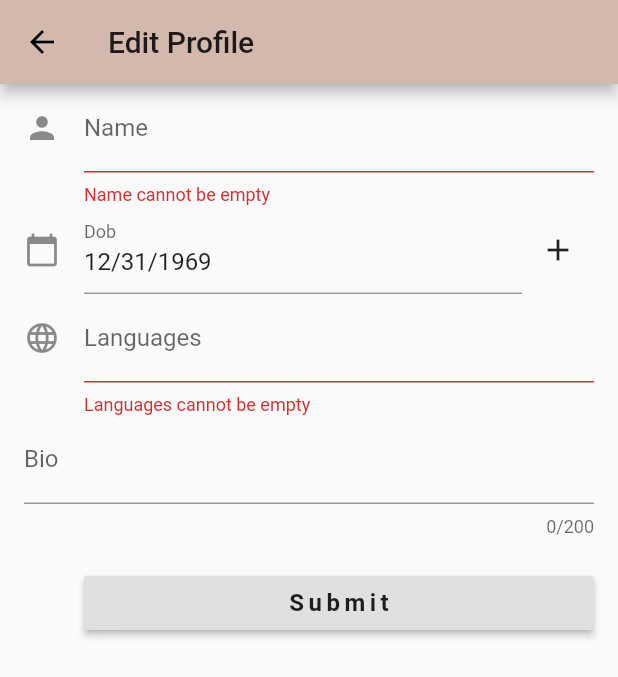
After one commit to partnercloudsupport/k_project_dodyversion, a Flutter app: the UserProfilePage screen opened by its route, after a tap on the "edit" icon, on a phone screen of 412 x 824 dp. The commit adds this screen. Shown: the top 677 px of the screen. Run offline on Flutter 3.47's test engine with Material 2 defaults, Android fonts, the phone set to English and light mode, and no system bars; our stand-ins replace bloc, cloud_firestore, equatable, firebase_auth, flutter_bloc, google_sign_in; missing offline and left inert: validate; accounts and stored records are empty; network calls fail; statements that could not run were skipped.

Commit message:
Update user is working now

```diff
--- a/lib/MyApp.dart
+++ b/lib/MyApp.dart
@@ -1,6 +1,7 @@
 import 'package:flutter/material.dart';
 import 'package:k_project_dodyversion/ui/pages/home_page.dart';
 import 'package:k_project_dodyversion/ui/pages/login_page.dart';
+import 'package:k_project_dodyversion/ui/pages/user_edit_page.dart';
 import 'package:k_project_dodyversion/ui/pages/user_page.dart';
 import 'package:k_project_dodyversion/ui/themes/theme.dart';
 
@@ -30,6 +31,7 @@ class MyApp extends StatelessWidget {
       '/home': (context) => HomePage(),
       '/loginPage': (context) => LogInPage(),
       '/profilePage':(context) => UserProfilePage(),
+      // '/editProfilePage':(context) => EditUserProfilePage(),
     };
   }
 }
--- a/lib/blocs/user_bloc/user_event.dart
+++ b/lib/blocs/user_bloc/user_event.dart
@@ -1,4 +1,5 @@
 import 'package:equatable/equatable.dart';
+import 'package:k_project_dodyversion/models/models.dart';
 import 'package:meta/meta.dart';
 
 @immutable
@@ -22,6 +23,11 @@ class LoadUserEvent extends UserEvent {
 }
 
 class UpdateUserEvent extends UserEvent {
+  UserModel _userModel;
+
+  UpdateUserEvent(this._userModel) : super([_userModel]);
+
+  UserModel get userModel => _userModel;
   @override
   String toString() {
     return ("updating user profile");
--- a/lib/blocs/user_bloc/user_state.dart
+++ b/lib/blocs/user_bloc/user_state.dart
@@ -40,3 +40,18 @@ class UserLoadedFailed extends UserState {
     return "Failed loading user";
   }
 }
+
+
+class UpdatingUser extends UserState {
+  @override
+  String toString() {
+    return ("Updating user to firestore");
+  }
+}
+
+class UpdateUserSuccess extends UserState {
+  @override
+  String toString() {
+    return "Update User Successful";
+  }
+}
--- a/lib/models/user_model.dart
+++ b/lib/models/user_model.dart
@@ -17,10 +17,6 @@ class UserModel extends Equatable {
   static const String FIREBASE_DOB = "dateOfBirth";
   static const String FIREBASE_JOINDATE = "joinDate";
 
-  static const int PROFILE_INFO = 0;
-  static const int CHATROOMS_INFO = 1;
-  static const int LISTINGS_INFO = 2;
-
   String _email;
   String _name;
   String _uid;
@@ -37,17 +33,26 @@ class UserModel extends Equatable {
 
   bool _isStranger;
 
-  UserModel(FirebaseUser user) {
-    if (user == null) return;
-    _email = user.email;
-    _uid = user.uid;
-    _name = user.displayName;
-
-    _languages = Constant.DEFAULT_STRING; // In t
+  UserModel(Map<String, dynamic> map) {
+    _joinDate = TimeUtils.getCurrentTime();
+    if (map == null) {
+      _email = Constant.DEFAULT_STRING;
+      _name = Constant.DEFAULT_STRING;
+      _uid = Constant.DEFAULT_STRING;
+      _languages = Constant.DEFAULT_STRING;
       _description = Constant.DEFAULT_STRING;
       _profilePictureURL = Constant.DEFAULT_STRING;
       _dateOfBirth = Constant.DEFAULT_INT;
-    _joinDate = TimeUtils.getCurrentTime();
+      return;
+    }
+    setFromMap(map);
+  }
+
+  void setFromFirebaseUser(FirebaseUser user) {
+    _uid = user.uid;
+    _name = user.displayName;
+    _email = user.email;
+    _profilePictureURL = user.photoUrl;
   }
 
   void setFromMap(Map<String, dynamic> map) {
@@ -72,14 +77,9 @@ class UserModel extends Equatable {
     this._dateOfBirth = map.containsKey(FIREBASE_DOB)
         ? map[FIREBASE_DOB]
         : Constant.DEFAULT_INT;
-    this._joinDate = map.containsKey(FIREBASE_JOINDATE)
-        ? map[FIREBASE_JOINDATE]
-        : Constant.DEFAULT_INT;
   }
 
-  Map<String, dynamic> getMap(int INFO_TYPE) {
-    switch (INFO_TYPE) {
-      case PROFILE_INFO:
+  Map<String, dynamic> getMap() {
     return <String, dynamic>{
       FIREBASE_EMAIL: _email,
       FIREBASE_NAME: _name,
@@ -92,11 +92,13 @@ class UserModel extends Equatable {
     };
   }
 
-    return null;
-  }
-
   set isStranger(bool value) => _isStranger = value;
   bool get isStranger => _isStranger;
+
+  set name(String name) => _name = name;
+  set dateOfBirth(int dob) => _dateOfBirth = dob;
+  set languages(String lang) => _languages = lang;
+  set description(String desc) => _description = desc;
 
   String get email => _email;
   String get name => _name;
@@ -105,4 +107,15 @@ class UserModel extends Equatable {
   String get description => _description;
   String get profilePictureURL => _profilePictureURL;
   int get dateOfBirth => _dateOfBirth;
+
+  int get age {
+    if (_dateOfBirth < 0) {
+      return -1;
     }
+    return TimeUtils.getAge(TimeUtils.convertMillisToDate(_dateOfBirth));
+  }
+
+  int get membershipDuration {
+    return TimeUtils.getAgeInDays(TimeUtils.convertMillisToDate(_joinDate));
+  }
+}
--- a/lib/resources/user_repo/user_repository.dart
+++ b/lib/resources/user_repo/user_repository.dart
@@ -13,14 +13,16 @@ class UserRepository {
     if (UserProvider.mUser?.uid == uid) {
       print("user is own user");
       // return UserProvider.mUser;
-      _userProvider.pullUserProfileFromCloud(uid);
+      return _userProvider.pullUserProfileFromCloud(uid);
+
     }
      print("user is other user");
     return _userProvider.pullUserProfileFromCloud(uid);
   }
 
-  void updateCurrentUser(um) {
+  void updateCurrentUser(UserModel um) {
     UserProvider.mUser = um;
+    _userProvider.saveToCloud(um.getMap());
   }
 
   String getCurrentUserName() {
--- /dev/null
+++ b/lib/ui/pages/user_edit_page.dart
@@ -0,0 +1,198 @@
+import 'package:flutter/material.dart';
+import 'package:flutter/services.dart';
+import 'package:flutter_bloc/flutter_bloc.dart';
+import 'package:intl/intl.dart';
+import 'package:k_project_dodyversion/blocs/bloc.dart';
+import 'package:k_project_dodyversion/models/models.dart';
+import 'package:k_project_dodyversion/resources/user_repo/user_provider.dart';
+import 'package:k_project_dodyversion/ui/themes/theme.dart';
+import 'package:k_project_dodyversion/utils/notification_utils.dart';
+import 'package:k_project_dodyversion/utils/time_utils.dart';
+
+final GlobalKey<FormState> _formKey = new GlobalKey<FormState>();
+final GlobalKey<ScaffoldState> _scaffoldKey = new GlobalKey<ScaffoldState>();
+
+class EditUserProfilePage extends StatefulWidget {
+  UserBloc userbloc;
+  EditUserProfilePage(this.userbloc, {Key key}) : super(key: key);
+
+  _EditUserProfilePageState createState() =>
+      _EditUserProfilePageState(userbloc);
+}
+
+class _EditUserProfilePageState extends State<EditUserProfilePage> {
+  final TextEditingController _controller = new TextEditingController();
+
+  UserBloc _userBloc;
+  UserModel _userModel;
+
+  _EditUserProfilePageState(this._userBloc) : assert(_userBloc != null);
+
+  @override
+  void initState() {
+    super.initState();
+    _userModel = UserProvider.mUser;
+    _controller.text = TimeUtils.convertDateToString(
+        TimeUtils.convertMillisToDate(_userModel.dateOfBirth));
+  }
+
+  Future _chooseDate(BuildContext context, String initialDateString) async {
+    var now = new DateTime.now();
+    var initialDate = TimeUtils.convertStringToDate(initialDateString) ?? now;
+    initialDate = (initialDate.year >= 1900 && initialDate.isBefore(now)
+        ? initialDate
+        : now);
+
+    var result = await showDatePicker(
+        context: context,
+        initialDate: initialDate,
+        firstDate: new DateTime(1900),
+        lastDate: new DateTime.now());
+
+    if (result == null) return;
+
+    setState(() {
+      _controller.text = TimeUtils.convertDateToString(result);
+    });
+  }
+
+  @override
+  Widget build(BuildContext context) {
+    return BlocListener(
+      bloc: _userBloc,
+      listener: (BuildContext context, UserState state) {
+        if (state is UpdateUserSuccess) {
+          NotificationUtils.showMessage("Profile updated succesfully!",
+              _scaffoldKey, NotificationTone.POSITIVE);
+          Navigator.pop(context, true);
+        } else if (state is UpdatingUser) {
+          NotificationUtils.showMessage(
+              "Profile is updating!", _scaffoldKey, NotificationTone.POSITIVE);
+        }
+      },
+      child: Scaffold(
+        key: _scaffoldKey,
+        appBar: AppBar(
+          title: Text("Edit Profile"),
+        ),
+        body: Container(
+          child: Form(
+            key: _formKey,
+            autovalidate: true,
+            child: new ListView(
+              padding: const EdgeInsets.symmetric(horizontal: 16.0),
+              children: <Widget>[
+                new TextFormField(
+                  initialValue: _userModel.name,
+                  decoration: const InputDecoration(
+                    icon: const Icon(Icons.person),
+                    hintText: 'Enter your first and last name',
+                    labelText: 'Name',
+                  ),
+                  keyboardType: TextInputType.url,
+                  inputFormatters: [new LengthLimitingTextInputFormatter(30)],
+                  textCapitalization: TextCapitalization.words,
+                  textInputAction: TextInputAction.next,
+                  validator: (val) => (val == null || val == "")
+                      ? "Name cannot be empty"
+                      : null,
+                  onSaved: (val) => _userModel.name = val,
+                ),
+                new Row(children: <Widget>[
+                  new Expanded(
+                    child: new TextFormField(
+                      decoration: new InputDecoration(
+                        icon: const Icon(Icons.calendar_today),
+                        hintText: 'Enter your date of birth',
+                        labelText: 'Dob',
+                      ),
+                      controller: _controller,
+                      keyboardType: TextInputType.datetime,
+                      validator: (dob) =>
+                          TimeUtils.isValidDob(dob) ? null : "Not a valid date",
+                      onSaved: (dob) => {
+                            _userModel.dateOfBirth = TimeUtils.convertToMillis(
+                                TimeUtils.convertStringToDate(dob))
+                          },
+                      inputFormatters: [
+                        new LengthLimitingTextInputFormatter(10)
+                      ],
+                    ),
+                  ),
+                  new IconButton(
+                    icon: new Icon(Icons.add),
+                    tooltip: 'Choose date',
+                    onPressed: (() {
+                      _chooseDate(context, _controller.text);
+                    }),
+                  )
+                ]),
+                new TextFormField(
+                  initialValue: _userModel.languages,
+                  decoration: const InputDecoration(
+                    icon: const Icon(Icons.language),
+                    hintText: 'Enter languages that you are fluent at.',
+                    labelText: 'Languages',
+                  ),
+                  inputFormatters: [new LengthLimitingTextInputFormatter(100)],
+                  keyboardType: TextInputType.text,
+                  validator: (val) => (val == null || val == "")
+                      ? "Languages cannot be empty"
+                      : null,
+                  onSaved: (lang) {
+                    _userModel.languages = lang;
+                  },
+                ),
+                new TextFormField(
+                  initialValue: _userModel.description,
+                  maxLines: null,
+                  decoration: const InputDecoration(
+                    hintText: 'Write a short introduction!',
+                    labelText: 'Bio',
+                  ),
+                  keyboardType: TextInputType.multiline,
+                  maxLength: 200,
+                  inputFormatters: [new LengthLimitingTextInputFormatter(200)],
+                  onSaved: (desc) {
+                    _userModel.description = desc;
+                  },
+                ),
+                BlocBuilder(
+                  bloc: _userBloc,
+                  builder: (BuildContext context, UserState state) {
+                    return new Container(
+                      padding: const EdgeInsets.only(left: 40.0, top: 20.0),
+                      child: new RaisedButton(
+                          child: const Text('Submit'),
+                          onPressed: () {
+                            _submitForm();
+                          }),
+                    );
+                  },
+                ),
+              ],
+            ),
+          ),
+        ),
+      ),
+    );
+  }
+
+  void _submitForm() {
+    final FormState form = _formKey.currentState;
+
+    if (!form.validate()) {
+      NotificationUtils.showMessage(
+          'Form is not valid!  Please review and correct.',
+          _scaffoldKey,
+          NotificationTone.NEGATIVE);
+    } else {
+      form.save(); //This invokes each onSaved event
+      _userBloc.dispatch(new UpdateUserEvent(_userModel));
+      print('Form save called, newContact is now up to date...');
+      print('========================================');
+      print('Submitting to back end...');
+      print('TODO - we will write the submission part next...');
+    }
+  }
+}
--- a/lib/ui/pages/user_page.dart
+++ b/lib/ui/pages/user_page.dart
@@ -3,6 +3,7 @@ import 'package:flutter_bloc/flutter_bloc.dart';
 import 'package:k_project_dodyversion/blocs/user_bloc/user_bloc.dart';
 import 'package:k_project_dodyversion/blocs/user_bloc/user_event.dart';
 import 'package:k_project_dodyversion/blocs/user_bloc/user_state.dart';
+import 'package:k_project_dodyversion/ui/pages/user_edit_page.dart';
 import 'package:k_project_dodyversion/ui/themes/theme.dart';
 import 'package:k_project_dodyversion/utils/constant_utils.dart';
 
@@ -69,6 +70,8 @@ class _UserProfilePageState extends State<UserProfilePage>
       return Text(state.userModel.name);
     } else if (state is UserLoadedFailed) {
       return Text("failed");
+    }else if (state is UpdateUserSuccess){
+
     } else {
       return Text("null");
     }
@@ -86,6 +89,7 @@ class _UserProfilePageState extends State<UserProfilePage>
         child: ListView(
           scrollDirection: Axis.vertical,
           children: <Widget>[
+            /// First Card (Personal Data)
             Padding(
               padding: padding1,
               child: Card(
@@ -99,10 +103,10 @@ class _UserProfilePageState extends State<UserProfilePage>
                       ClipRRect(
                         borderRadius: BorderRadius.circular(50.0),
                         child: FadeInImage.assetNetwork(
-                          fit: BoxFit.fitHeight,
+                          fit: BoxFit.cover,
                           width: 100,
                           height: 100,
-                          image: 'https://picsum.photos/250?image=9',
+                          image: state.userModel.profilePictureURL,
                           placeholder:
                               Constant.ASSET_USERPROFILE_PLACEHOLDER_PATH,
                         ),
@@ -113,7 +117,9 @@ class _UserProfilePageState extends State<UserProfilePage>
                           Text(state.userModel.name),
                           Text(state.userModel.email),
                           Text(state.userModel.languages),
-                          Text(state.userModel.uid),
+                          Text("Age : ${state.userModel.age}"),
+                          Text(
+                              "Member for ${state.userModel.membershipDuration}"),
                         ],
                       ),
                     ],
@@ -121,6 +127,8 @@ class _UserProfilePageState extends State<UserProfilePage>
                 ),
               ),
             ),
+
+            /// Second Card (Biography)
             Padding(
               padding: padding1,
               child: Card(
@@ -138,6 +146,8 @@ class _UserProfilePageState extends State<UserProfilePage>
                 ),
               ),
             ),
+
+            /// Third Card (Education)
             Padding(
               padding: padding1,
               child: Card(
@@ -157,6 +167,8 @@ class _UserProfilePageState extends State<UserProfilePage>
                 ),
               ),
             ),
+
+            /// Forth Card ( Experience )
             Padding(
               padding: padding1end,
               child: Card(
@@ -202,7 +214,14 @@ class _UserProfilePageState extends State<UserProfilePage>
     switch (index) {
       case 0:
         return FloatingActionButton(
-          onPressed: () => {},
+          heroTag: "FirstFAB",
+          onPressed: () => {
+                Navigator.push(
+                    context,
+                    MaterialPageRoute(
+                        builder: (BuildContext context) =>
+                            EditUserProfilePage(_userBloc)))
+              },
           tooltip: 'Edit Profile',
           child: Icon(Icons.edit),
         );
--- a/lib/utils/time_utils.dart
+++ b/lib/utils/time_utils.dart
@@ -1,16 +1,40 @@
+import 'package:intl/intl.dart';
+
 class TimeUtils {
   static int getCurrentTime() => DateTime.now().millisecondsSinceEpoch;
 
-  static DateTime getFormatedTime(int timeInMillis) {
-    return DateTime.fromMicrosecondsSinceEpoch(timeInMillis);
+  static DateTime convertMillisToDate(int timeInMillis) {
+    return DateTime.fromMillisecondsSinceEpoch(timeInMillis);
   }
 
-  static int converToMillis(DateTime dateTime) => dateTime.millisecondsSinceEpoch;
+  static int convertToMillis(DateTime dateTime) =>
+      dateTime.millisecondsSinceEpoch;
 
   static int getDay(DateTime dateTime) => dateTime.day;
   static int getHour(DateTime dateTime) => dateTime.hour;
   static int getMinute(DateTime dateTime) => dateTime.minute;
   static int getSecond(DateTime dateTime) => dateTime.second;
 
-  static int getAge(DateTime dateOfBirth) =>  dateOfBirth.difference(DateTime.now()).inDays ~/ 365;
+  static int getAge(DateTime dateOfBirth) =>
+      DateTime.now().difference(dateOfBirth).inDays ~/ 365;
+
+  static int getAgeInDays(DateTime time) =>
+      DateTime.now().difference(time).inDays;
+
+  static bool isValidDob(String dob) {
+    if (dob.isEmpty) return false;
+    var d = convertStringToDate(dob);
+    return d != null && d.isBefore(new DateTime.now());
+  }
+
+  static DateTime convertStringToDate(String input) {
+    try {
+      var d = DateFormat.yMd().parseStrict(input);
+      return d;
+    } catch (e) {
+      return null;
+    }
+  }
+
+  static String convertDateToString(DateTime dt) => DateFormat.yMd().format(dt);
 }
--- a/pubspec.yaml
+++ b/pubspec.yaml
@@ -40,6 +40,8 @@ dependencies:
 
   #Validate :: to validate may user input such as Email Password etc.
   validate: ^1.7.0 ## import 'package:validate/validate.dart';
+
+  intl: 0.15.7
 
 dev_dependencies:
   flutter_test:
```
Also changed, not shown: lib/blocs/authentication_bloc/authentication_bloc.dart (+28 -27 lines), lib/blocs/user_bloc/user_bloc.dart (+7 -2 lines), lib/resources/firebase_repo/firebase_provider.dart (+26 -39 lines), lib/resources/firebase_repo/firebase_repository.dart (+13 -9 lines), lib/resources/user_repo/user_provider.dart (+3 -6 lines), lib/utils/notification_utils.dart (added, +25 -0 lines), pubspec.lock. Lines whose indentation alone changed are shown as unchanged.
